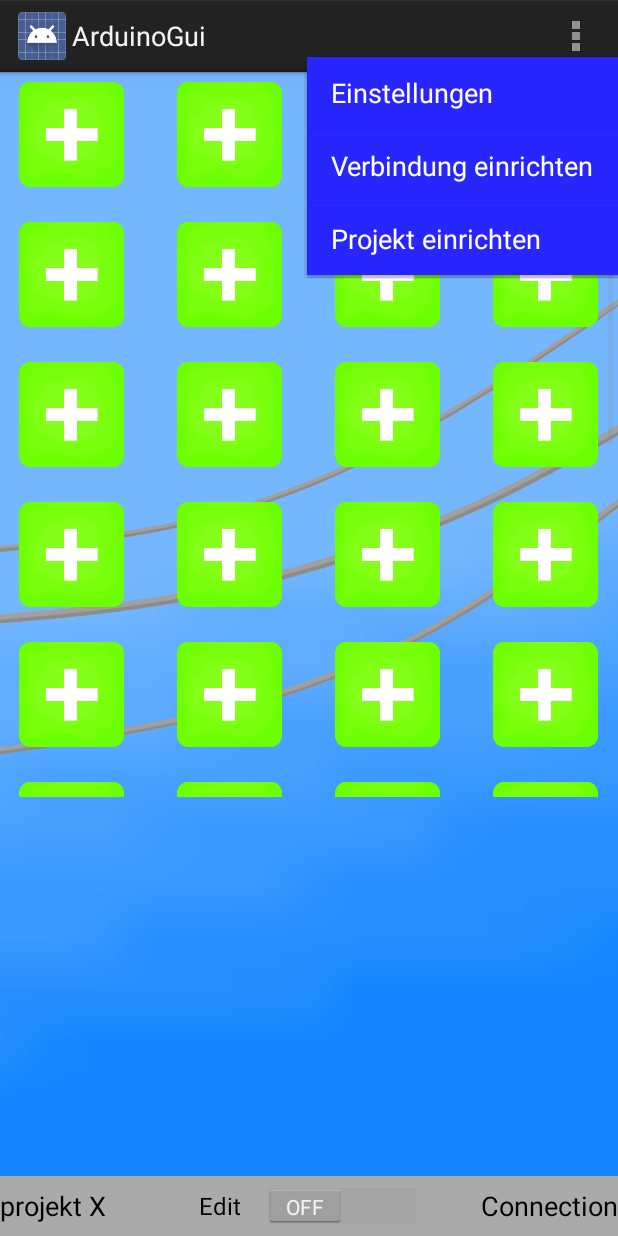
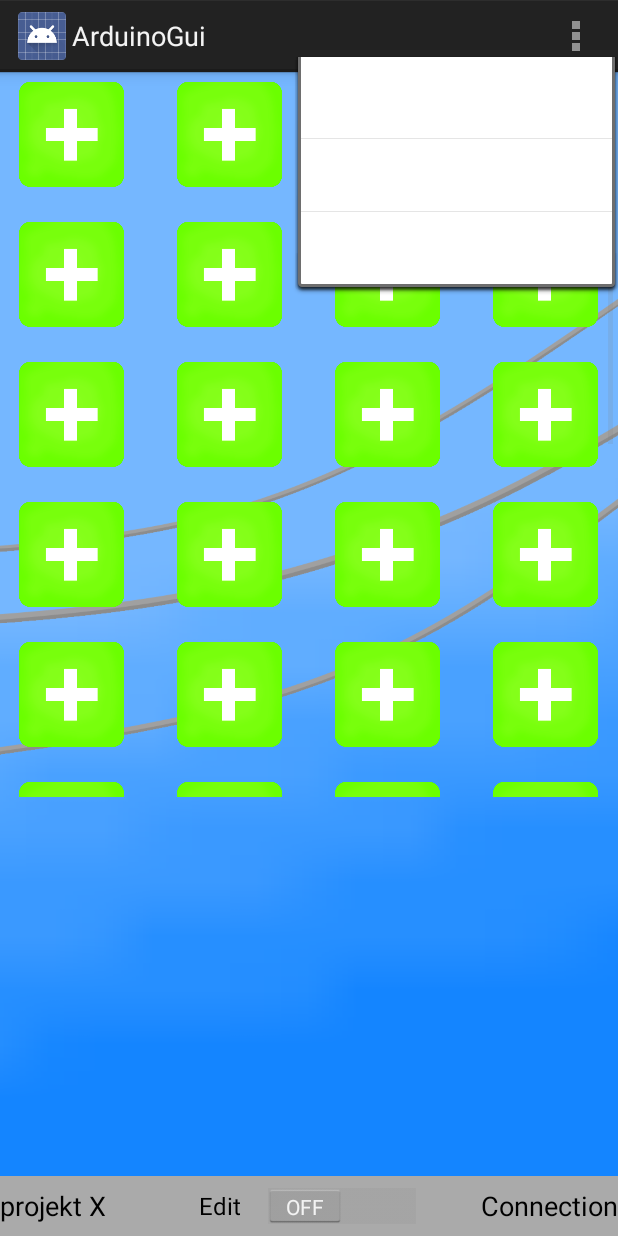
Before and after one commit to lukaswild/ArduinoGui0.6, an Android app: the screen it shows after launch (MainActivity), with the options menu open, on a phone screen of 412 x 824 dp. Run offline under Robolectric (Android 15) with nearby library versions, the phone set to English and light mode, and no system bars.

Commit message:
hotfix wegen fehler beim Start

```diff
--- a/app/src/main/java/main/MainActivity.java
+++ b/app/src/main/java/main/MainActivity.java
@@ -141,6 +141,7 @@ public class MainActivity extends Activity {
                     EditText edit = (EditText) popDialog.findViewById(R.id.proNamePopup);
                     currentProject.setName(edit.getText().toString());
                     allProjects.add(currentProject);
+                   SetCurrentProjByName(edit.getText().toString());
                     popDialog.cancel();
 
                 }
@@ -171,6 +172,7 @@ public class MainActivity extends Activity {
         super.onResume();
 
         ShowName();
+        loadImgRes();
         currentProject.getGui().initializeUI(currentProject, imgadapt, currentConnection, editmode);
         Toast.makeText(getBaseContext(), "In der Resume !", Toast.LENGTH_SHORT).show();
 
--- a/app/src/main/res/values/strings.xml
+++ b/app/src/main/res/values/strings.xml
@@ -46,6 +46,7 @@
     <string name="popupMenuEntryAlterCon">Bearbeiten</string>
     <string name="classSwitchModel">class elements.SwitchModel</string>
     <string name="classLedModel">"class elements.LedModel"</string>
+    <string name="classEmptyElement">"class elements.EmptyElement"</string>
     <string name="txtAddress">Adresse</string>
     <string name="txtMacAddressBT">MAC-Adresse des Bluetooth-Moduls</string>
     <string name="txtMacAddress">MAC-Adresse</string>
--- a/app/src/main/res/values/styles.xml
+++ b/app/src/main/res/values/styles.xml
@@ -23,14 +23,12 @@
     </style>
 
     <style name="MyAwesomeBackground.PopupStyle" parent="android:Widget.PopupMenu">
-        <item name="android:popupBackground">#ff2826ff</item>
         <item name="android:textColor">#ffffffff</item>
         <item name="android:textSize">20sp</item>
     </style>
 
     <style name="CustomTextStyle">
        <item name="android:textSize">18sp</item>
-        <item name="android:popupBackground">#ff2826ff</item>
         <item name="android:textColor">#ffffffff</item>
     </style>
 
```
Also changed, not shown: app/src/main/java/database/DatabaseHandler.java (+16 -1 lines), 3 other files.
